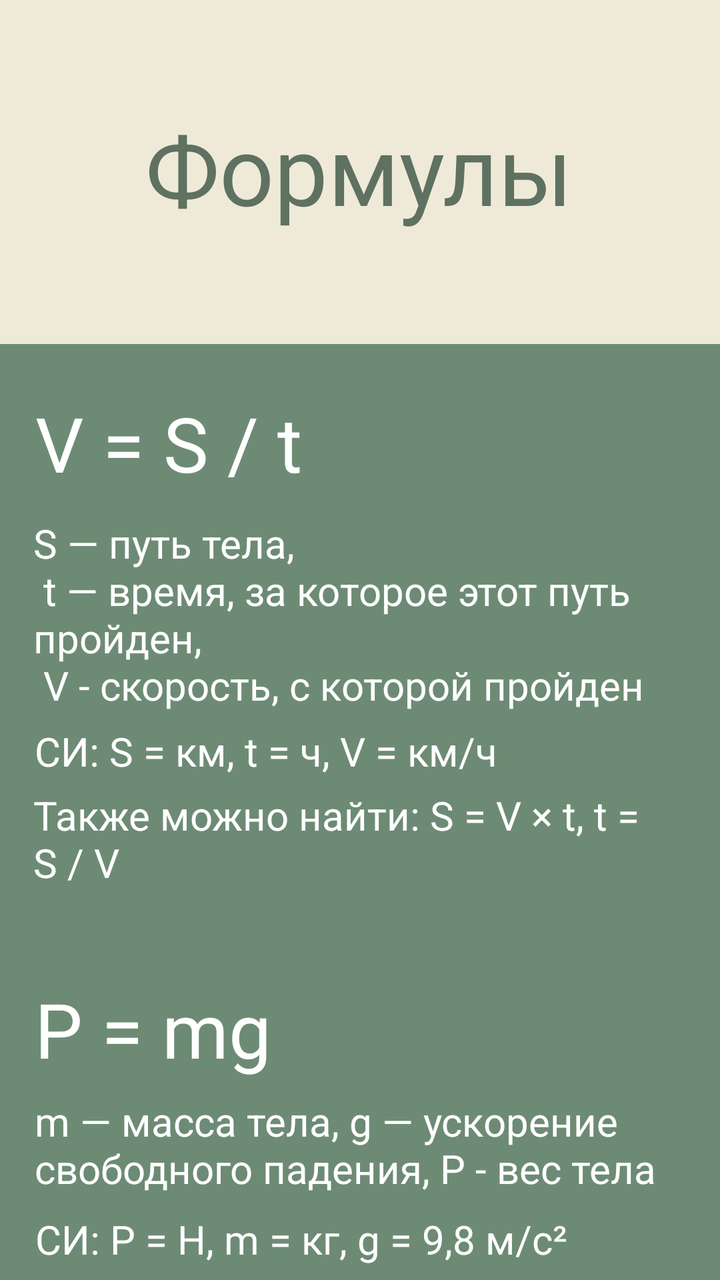
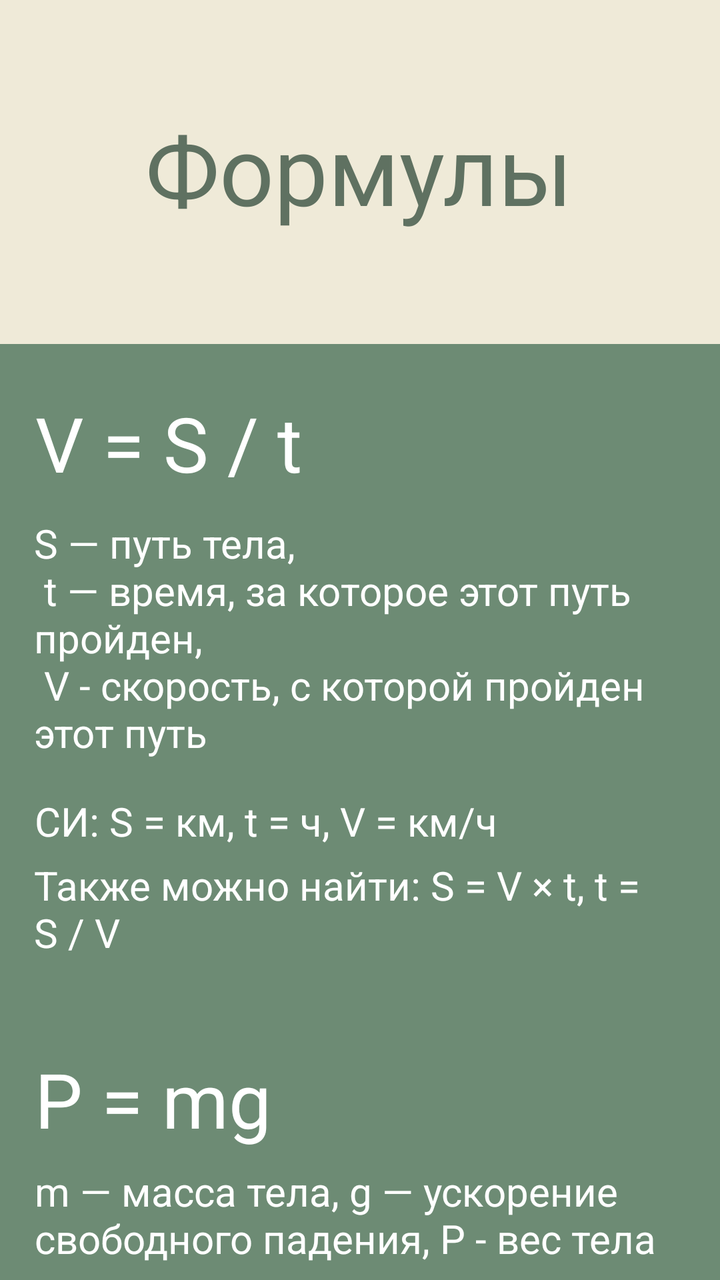

Screens rendered from an Android XML layout before and after an edit, with the pre-edit source and the edit as a unified diff.
<!-- AndroidManifest.xml: application theme Theme.Physicals -->
<!-- res/layout/activity_formulas.xml -->
<?xml version="1.0" encoding="utf-8"?>
<androidx.constraintlayout.widget.ConstraintLayout xmlns:android="http://schemas.android.com/apk/res/android"
    xmlns:app="http://schemas.android.com/apk/res-auto"
    xmlns:tools="http://schemas.android.com/tools"
    android:layout_width="match_parent"
    android:layout_height="match_parent"
    android:background="#EFEAD8"
    tools:context=".Formulas">

    <ScrollView
        android:layout_width="412dp"
        android:layout_height="732dp"
        app:layout_constraintEnd_toEndOf="parent"
        app:layout_constraintStart_toStartOf="parent"
        app:layout_constraintTop_toTopOf="parent"
        tools:ignore="SpeakableTextPresentCheck">

        <androidx.constraintlayout.widget.ConstraintLayout
            android:layout_width="match_parent"
            android:layout_height="wrap_content"
            android:layout_marginTop="172dp"
            android:background="#6D8B74">

            <TextView
                android:id="@+id/textView42"
                android:layout_width="328dp"
                android:layout_height="32dp"
                android:text="@string/p_m_g_Ci"
                android:textAlignment="textStart"
                android:textColor="#FFFFFF"
                android:textSize="20sp"
                app:layout_constraintEnd_toEndOf="parent"
                app:layout_constraintHorizontal_bias="0.517"
                app:layout_constraintStart_toStartOf="parent"
                app:layout_constraintTop_toBottomOf="@+id/textView41"
                tools:ignore="TextContrastCheck" />

            <TextView
                android:id="@+id/textView43"
                android:layout_width="326dp"
                android:layout_height="55dp"
                android:text="@string/Formulas_p_m_g"
                android:textAlignment="textStart"
                android:textColor="#FFFFFF"
                android:textSize="20sp"
                app:layout_constraintEnd_toEndOf="parent"
                app:layout_constraintStart_toStartOf="parent"
                app:layout_constraintTop_toBottomOf="@+id/textView42"
                tools:ignore="TextContrastCheck" />

            <TextView
                android:id="@+id/textView37"
                android:layout_width="326dp"
                android:layout_height="104dp"
                android:layout_marginTop="4dp"
                android:text="@string/s_t_v_pos"
                android:textAlignment="textStart"
                android:textColor="#FFFFFF"
                android:textSize="20sp"
                app:layout_constraintEnd_toEndOf="parent"
                app:layout_constraintHorizontal_bias="0.494"
                app:layout_constraintStart_toStartOf="parent"
                app:layout_constraintTop_toBottomOf="@+id/textView36"
                tools:ignore="TextContrastCheck" />

            <TextView
                android:id="@+id/textView41"
                android:layout_width="325dp"
                android:layout_height="59dp"
                android:text="@string/m_g_p_pos"
                android:textAlignment="textStart"
                android:textColor="#FFFFFF"
                android:textSize="20sp"
                app:layout_constraintEnd_toEndOf="parent"
                app:layout_constraintHorizontal_bias="0.494"
                app:layout_constraintStart_toStartOf="parent"
                app:layout_constraintTop_toBottomOf="@+id/textView40"
                tools:ignore="TextContrastCheck" />

            <TextView
                android:id="@+id/textView38"
                android:layout_width="325dp"
                android:layout_height="32dp"
                android:text="@string/s_t_v_Ci"
                android:textAlignment="textStart"
                android:textColor="#FFFFFF"
                android:textSize="20sp"
                app:layout_constraintEnd_toEndOf="parent"
                app:layout_constraintHorizontal_bias="0.494"
                app:layout_constraintStart_toStartOf="parent"
                app:layout_constraintTop_toBottomOf="@+id/textView37"
                tools:ignore="TextContrastCheck" />

            <TextView
                android:id="@+id/textView39"
                android:layout_width="326dp"
                android:layout_height="55dp"
                android:text="@string/Formulas_s_t_v"
                android:textAlignment="textStart"
                android:textColor="#FFFFFF"
                android:textSize="20sp"
                app:layout_constraintEnd_toEndOf="parent"
                app:layout_constraintHorizontal_bias="0.494"
                app:layout_constraintStart_toStartOf="parent"
                app:layout_constraintTop_toBottomOf="@+id/textView38"
                tools:ignore="TextContrastCheck" />

            <TextView
                android:id="@+id/textView36"
                android:layout_width="320dp"
                android:layout_height="58dp"
                android:layout_marginTop="24dp"
                android:text="@string/v_s_t_title"
                android:textColor="#FFFFFF"
                android:textSize="38sp"
                app:layout_constraintEnd_toEndOf="parent"
                app:layout_constraintHorizontal_bias="0.472"
                app:layout_constraintStart_toStartOf="parent"
                app:layout_constraintTop_toTopOf="parent"
                tools:ignore="TextContrastCheck" />

            <TextView
                android:id="@+id/textView40"
                android:layout_width="320dp"
                android:layout_height="58dp"
                android:layout_marginTop="40dp"
                android:text="@string/p_mg_title"
                android:textColor="#FFFFFF"
                android:textSize="38sp"
                app:layout_constraintEnd_toEndOf="parent"
                app:layout_constraintHorizontal_bias="0.467"
                app:layout_constraintStart_toStartOf="parent"
                app:layout_constraintTop_toBottomOf="@+id/textView39"
                tools:ignore="TextContrastCheck" />
        </androidx.constraintlayout.widget.ConstraintLayout>
    </ScrollView>

    <TextView
        android:id="@+id/textView35"
        android:layout_width="wrap_content"
        android:layout_height="wrap_content"
        android:layout_marginTop="52dp"
        android:text="@string/string_formulas_title"
        android:textColor="#5F7161"
        android:textSize="48sp"
        app:layout_constraintEnd_toEndOf="parent"
        app:layout_constraintHorizontal_bias="0.497"
        app:layout_constraintStart_toStartOf="parent"
        app:layout_constraintTop_toTopOf="parent" />

</androidx.constraintlayout.widget.ConstraintLayout>
<!-- resources referenced by this layout -->
<resources>
  <string name="Formulas_p_m_g">Также можно найти: m = P / g, g = P / m</string>
  <string name="Formulas_s_t_v">Также можно найти: S = V × t, t = S / V</string>
  <string name="m_g_p_pos">m — масса тела, g — ускорение свободного падения, P - вес тела</string>
  <string name="p_m_g_Ci">СИ: P = Н, m = кг, g = 9,8 м/с²</string>
  <string name="p_mg_title">P = mg</string>
  <string name="s_t_v_Ci">СИ: S = км, t = ч, V = км/ч</string>
  <string name="s_t_v_pos">S — путь тела,\n
          t — время, за которое этот путь пройден,\n
          V - скорость, с которой пройден этот путь</string>
  <string name="string_formulas_title">Формулы</string>
  <string name="v_s_t_title">V = S / t</string>
  <style name="Theme.Physicals" parent="Theme.MaterialComponents.DayNight.DarkActionBar">
          
          <item name="colorPrimary">@color/purple_500</item>
          <item name="colorPrimaryVariant">@color/purple_700</item>
          <item name="colorOnPrimary">@color/white</item>
          
          <item name="colorSecondary">@color/teal_200</item>
          <item name="colorSecondaryVariant">@color/teal_700</item>
          <item name="colorOnSecondary">@color/black</item>
          
          <item name="android:statusBarColor" tools:targetApi="l">?attr/colorPrimaryVariant</item>
          
      </style>
  <color name="purple_500">#FF6200EE</color>
  <color name="purple_700">#FF3700B3</color>
  <color name="white">#FFFFFFFF</color>
  <color name="teal_200">#FF03DAC5</color>
  <color name="teal_700">#FF018786</color>
  <color name="black">#FF000000</color>
</resources>

<!-- the commit's change to res/layout/activity_formulas.xml (unified diff, before → after) -->
@@ -8,8 +8,8 @@
     tools:context=".Formulas">
 
     <ScrollView
-        android:layout_width="412dp"
-        android:layout_height="732dp"
+        android:layout_width="417dp"
+        android:layout_height="741dp"
         app:layout_constraintEnd_toEndOf="parent"
         app:layout_constraintStart_toStartOf="parent"
         app:layout_constraintTop_toTopOf="parent"
@@ -37,8 +37,8 @@
 
             <TextView
                 android:id="@+id/textView43"
-                android:layout_width="326dp"
-                android:layout_height="55dp"
+                android:layout_width="327dp"
+                android:layout_height="61dp"
                 android:text="@string/Formulas_p_m_g"
                 android:textAlignment="textStart"
                 android:textColor="#FFFFFF"
@@ -51,7 +51,7 @@
             <TextView
                 android:id="@+id/textView37"
                 android:layout_width="326dp"
-                android:layout_height="104dp"
+                android:layout_height="139dp"
                 android:layout_marginTop="4dp"
                 android:text="@string/s_t_v_pos"
                 android:textAlignment="textStart"
@@ -66,7 +66,7 @@
             <TextView
                 android:id="@+id/textView41"
                 android:layout_width="325dp"
-                android:layout_height="59dp"
+                android:layout_height="64dp"
                 android:text="@string/m_g_p_pos"
                 android:textAlignment="textStart"
                 android:textColor="#FFFFFF"
